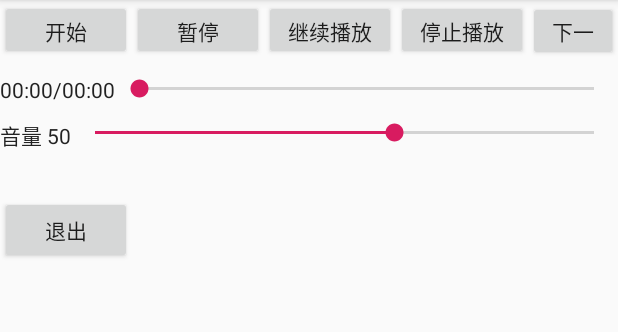
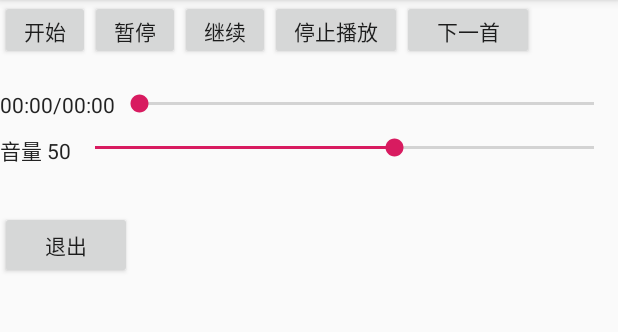
Before and after one commit to kfrepo/FFmusic, an Android app: the screen it shows after launch (MainActivity), on a phone screen of 412 x 824 dp, the part 84-416 px from its top. Run offline under Robolectric (Android 15) with nearby library versions, the phone set to English and light mode, and no system bars; 9 statements that could not run were skipped.

Commit message:
设置音量

```diff
--- a/app/src/main/res/layout/activity_main.xml
+++ b/app/src/main/res/layout/activity_main.xml
@@ -10,27 +10,27 @@
     <LinearLayout
         android:id="@+id/title_ll"
         android:layout_width="wrap_content"
-        android:layout_height="wrap_content"
+        android:layout_height="50dp"
         android:orientation="horizontal">
 
         <Button
             android:id="@+id/bt_start"
-            android:layout_width="wrap_content"
+            android:layout_width="60dp"
             android:layout_height="40dp"
             android:text="开始" />
 
         <Button
             android:id="@+id/bt_pause"
-            android:layout_width="wrap_content"
+            android:layout_width="60dp"
             android:layout_height="40dp"
             android:text="暂停"
             android:layout_below="@+id/bt_next"/>
 
         <Button
             android:id="@+id/bt_resume"
-            android:layout_width="wrap_content"
+            android:layout_width="60dp"
             android:layout_height="40dp"
-            android:text="继续播放" />
+            android:text="继续" />
 
         <Button
             android:id="@+id/bt_stop"
--- a/myplayer/src/main/java/com/wguet/myplayer/player/FFPlayer.java
+++ b/myplayer/src/main/java/com/wguet/myplayer/player/FFPlayer.java
@@ -138,6 +138,10 @@
         return duration;
     }
 
+    public void setVolume(int percent) {
+        jniSetVolume(percent);
+    }
+
     /**
      * c++回调java的方法
      */
@@ -196,5 +200,6 @@
     private native void jniSeek(int seconds);
 
     private native int jniDuration();
+    private native void jniSetVolume(int percent);
 
 }
```
Also changed, not shown: app/src/main/java/com/wguet/ffmusic/MainActivity.java (+14 -5 lines), 5 other files.
